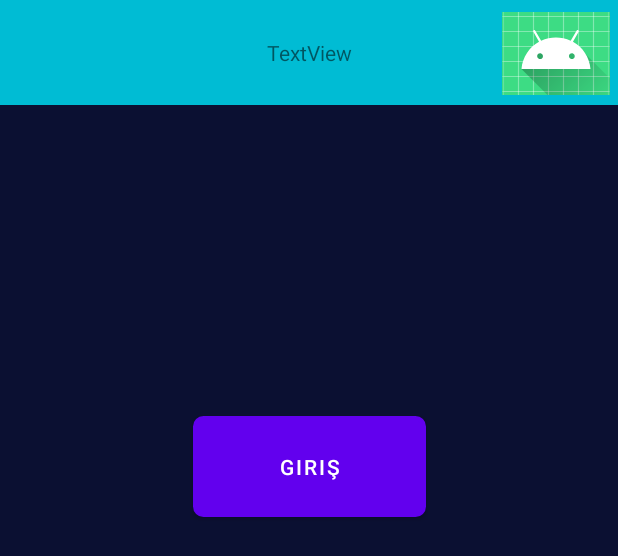
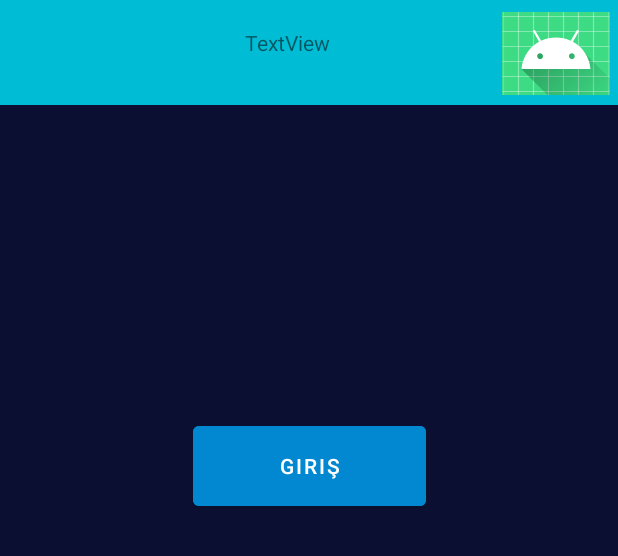
Before and after one commit to iremerdgn9/Kotlin-101, an Android app: the layout activity_main.xml on its own in the app's theme, with its tools: preview values and no code run, on a phone screen of 412 x 824 dp. Shown: the top 556 px of the screen. Run offline under Robolectric (Android 15) with nearby library versions, the phone set to English and light mode, and no system bars.

Commit message:
custom uı

```diff
--- a/app/src/main/res/drawable/butonarkaplani.xml
+++ b/app/src/main/res/drawable/butonarkaplani.xml
@@ -1,6 +1,6 @@
 <?xml version="1.0" encoding="utf-8"?>
 <shape xmlns:android="http://schemas.android.com/apk/res/android">
     <solid android:color="#FF0288D1"></solid> <!--ARKA PLAN RENK-->
-    <corners android:radius="5dp"></corners>  <!--KÖŞELERİ 5 DP OVAL-->
+    <corners android:radius="6dp"></corners>  <!--KÖŞELERİ 5 DP OVAL-->
     <stroke android:color="#858580" android:width="3dp"></stroke> <!--BORDER RENGİ VE 3DP BORDER-->
 </shape>
--- a/app/src/main/res/drawable/metinalanlari.xml
+++ b/app/src/main/res/drawable/metinalanlari.xml
@@ -1,6 +1,6 @@
 <?xml version="1.0" encoding="utf-8"?>
 <shape xmlns:android="http://schemas.android.com/apk/res/android">
 <solid android:color="@color/white"></solid>
-    <corners android:radius="5dp"></corners>
+    <corners android:radius="6dp"></corners>
     <stroke android:color="#858580" android:width="3dp"></stroke>
 </shape>
--- a/app/src/main/res/layout/activity_main.xml
+++ b/app/src/main/res/layout/activity_main.xml
@@ -40,8 +40,8 @@
     <Button
         android:id="@+id/button5"
         android:layout_width="155dp"
-        android:layout_height="67dp"
-        android:background="@drawable/butonarkaplani"
+        android:layout_height="65dp"
+        android:backgroundTint="@color/FF0288D1"
         android:text="@string/giriş"
         app:layout_constraintBottom_toBottomOf="parent"
         app:layout_constraintEnd_toEndOf="parent"
--- a/app/src/main/res/layout/ust_bar.xml
+++ b/app/src/main/res/layout/ust_bar.xml
@@ -8,8 +8,8 @@
 
     <TextView
         android:id="@+id/textView4"
-        android:layout_width="wrap_content"
-        android:layout_height="wrap_content"
+        android:layout_width="85dp"
+        android:layout_height="33dp"
         android:text="TextView"
         app:layout_constraintBottom_toBottomOf="parent"
         app:layout_constraintEnd_toEndOf="parent"
--- a/app/src/main/res/values/colors.xml
+++ b/app/src/main/res/values/colors.xml
@@ -7,6 +7,7 @@
     <color name="teal_700">#FF018786</color>
     <color name="black">#FF000000</color>
     <color name="white">#FFFFFFFF</color>
-    <string name="FF0288D1">FF0288D1</string>
+    <color name="FF0288D1">#FF0288D1</color>
     <string name="giriş">giriş</string>
+    <string name="FF0288D1">#FF0288D1</string>
 </resources>
```
